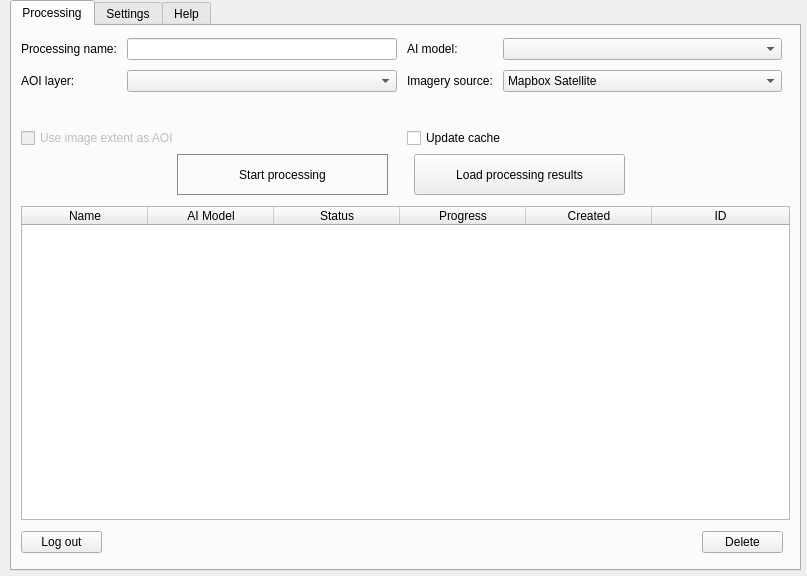
Above: src/geoalert_master_src/main_dialog.ui from Geoalert/mapflow-qgis before the change. Below: the same form after it.
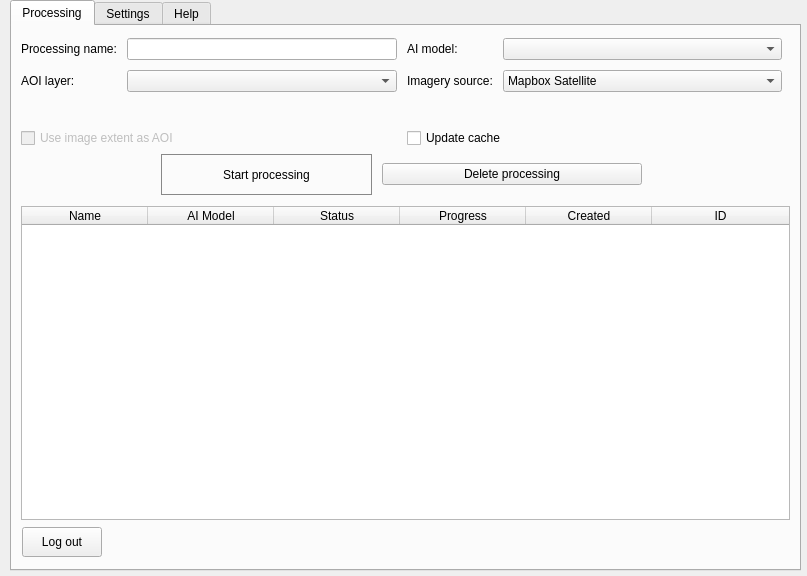
That is the form after the change. Custom widgets are drawn as their Qt base class.

Commit message: Load results by double-clicking

Diff of the .ui file:
```diff
--- a/src/geoalert_master_src/main_dialog.ui
+++ b/src/geoalert_master_src/main_dialog.ui
@@ -367,21 +367,12 @@
             </widget>
            </item>
            <item>
-            <widget class="QPushButton" name="loadProcessingResults">
-             <property name="sizePolicy">
-              <sizepolicy hsizetype="Fixed" vsizetype="Fixed">
-               <horstretch>0</horstretch>
-               <verstretch>0</verstretch>
-              </sizepolicy>
-             </property>
-             <property name="minimumSize">
-              <size>
-               <width>211</width>
-               <height>41</height>
-              </size>
+            <widget class="QPushButton" name="deleteProcessings">
+             <property name="styleSheet">
+              <string notr="true"/>
              </property>
              <property name="text">
-              <string>Load processing results</string>
+              <string>Delete processing</string>
              </property>
             </widget>
            </item>
@@ -417,21 +408,15 @@
          <height>0</height>
         </size>
        </property>
-       <widget class="QWidget" name="layoutWidget">
+       <widget class="QPushButton" name="logoutButton">
         <property name="geometry">
          <rect>
-          <x>0</x>
-          <y>0</y>
-          <width>762</width>
-          <height>32</height>
+          <x>1</x>
+          <y>1</y>
+          <width>80</width>
+          <height>30</height>
          </rect>
         </property>
-        <layout class="QHBoxLayout" name="horizontalLayout_6">
-         <property name="spacing">
-          <number>600</number>
-         </property>
-         <item>
-          <widget class="QPushButton" name="logoutButton">
            <property name="visible">
             <bool>true</bool>
            </property>
@@ -441,19 +426,6 @@
            <property name="text">
             <string>Log out</string>
            </property>
-          </widget>
-         </item>
-         <item>
-          <widget class="QPushButton" name="deleteProcessings">
-           <property name="styleSheet">
-            <string notr="true"/>
-           </property>
-           <property name="text">
-            <string>Delete</string>
-           </property>
-          </widget>
-         </item>
-        </layout>
        </widget>
       </widget>
      </item>
```
Lines whose indentation alone changed are shown as unchanged. The commit also changes 1 other file.
